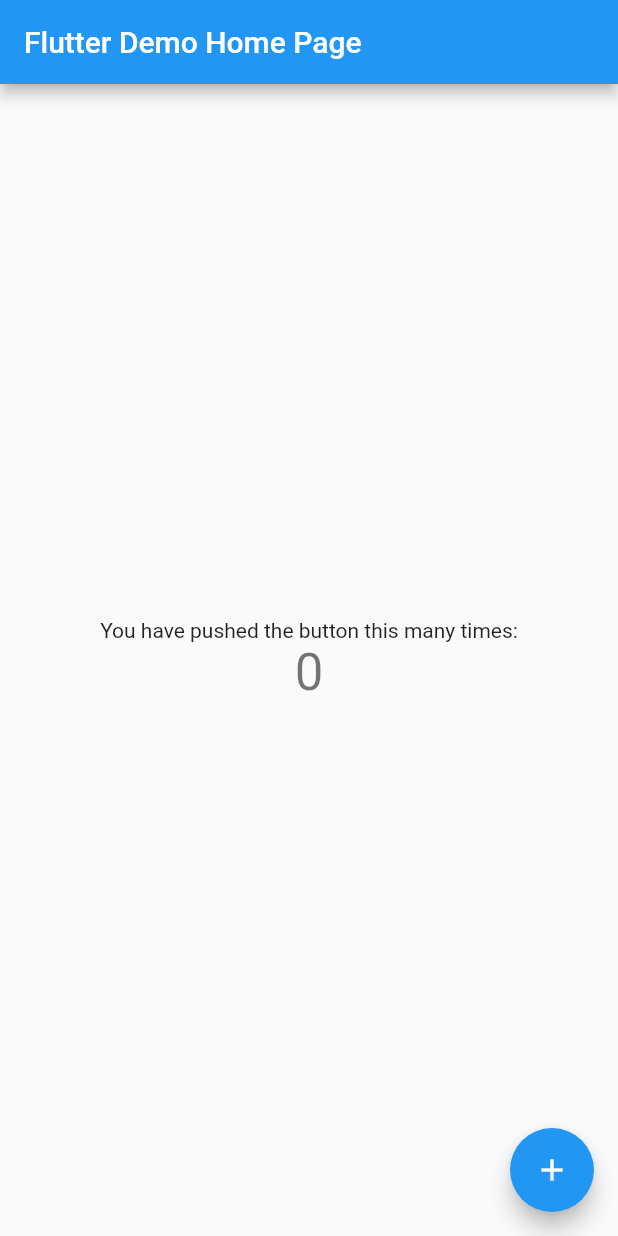
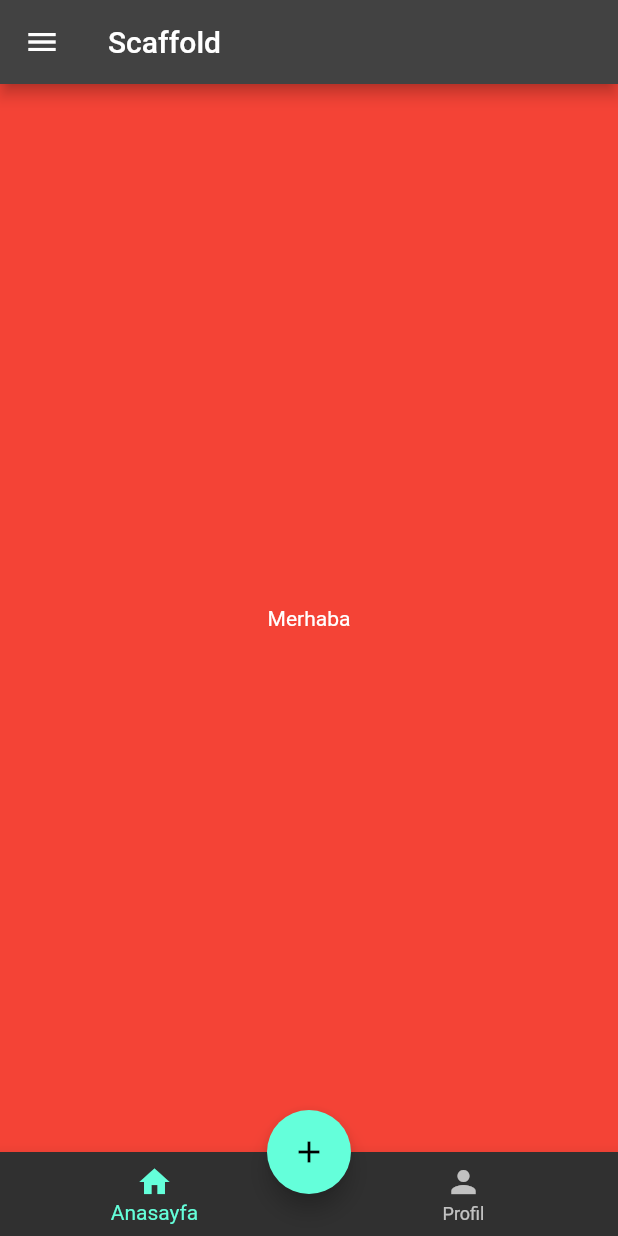
Before and after one commit to berkcangumusisik/100daysOfFlutter, a Flutter app: the screen it shows after launch, on a phone screen of 412 x 824 dp. Run offline on Flutter 3.47's test engine with Material 2 defaults, Android fonts, the phone set to English and light mode, and no system bars.

Commit message:
17. Gün Çalışmaları Eklendi

```diff
--- /dev/null
+++ b/flutter_full_learn/lib/101/scaffold_learn_view.dart
@@ -0,0 +1,35 @@
+import 'package:flutter/material.dart';
+
+class ScaffoldLearnView extends StatelessWidget {
+  const ScaffoldLearnView({super.key});
+
+  @override
+  Widget build(BuildContext context) {
+    return Scaffold(
+        appBar: AppBar(
+          title: const Text('Scaffold'),
+        ),
+        body: const Center(
+          child: Text('Merhaba'),
+        ),
+        backgroundColor: Colors.red,
+        floatingActionButton: FloatingActionButton(
+          onPressed: () {},
+          child: const Icon(Icons.add),
+        ),
+        floatingActionButtonLocation: FloatingActionButtonLocation.centerDocked,
+        drawer: const Drawer(),
+        bottomNavigationBar: BottomNavigationBar(
+          items: const [
+            BottomNavigationBarItem(
+              icon: Icon(Icons.home),
+              label: 'Anasayfa',
+            ),
+            BottomNavigationBarItem(
+              icon: Icon(Icons.person),
+              label: 'Profil',
+            ),
+          ],
+        ));
+  }
+}
--- a/flutter_full_learn/lib/main.dart
+++ b/flutter_full_learn/lib/main.dart
@@ -1,4 +1,7 @@
 import 'package:flutter/material.dart';
+
+import '101/container_sized_box_learn_view.dart';
+import '101/scaffold_learn_view.dart';
 
 void main() {
   runApp(const MyApp());
@@ -6,110 +9,13 @@ void main() {
 
 class MyApp extends StatelessWidget {
   const MyApp({super.key});
-
-  // This widget is the root of your application.
   @override
   Widget build(BuildContext context) {
     return MaterialApp(
-      title: 'Flutter Demo',
-      theme: ThemeData(
-        // This is the theme of your application.
-        //
-        // Try running your application with "flutter run". You'll see the
-        // application has a blue toolbar. Then, without quitting the app, try
-        // changing the primarySwatch below to Colors.green and then invoke
-        // "hot reload" (press "r" in the console where you ran "flutter run",
-        // or simply save your changes to "hot reload" in a Flutter IDE).
-        // Notice that the counter didn't reset back to zero; the application
-        // is not restarted.
-        primarySwatch: Colors.blue,
-      ),
-      home: const MyHomePage(title: 'Flutter Demo Home Page'),
-    );
-  }
-}
-
-class MyHomePage extends StatefulWidget {
-  const MyHomePage({super.key, required this.title});
-
-  // This widget is the home page of your application. It is stateful, meaning
-  // that it has a State object (defined below) that contains fields that affect
-  // how it looks.
-
-  // This class is the configuration for the state. It holds the values (in this
-  // case the title) provided by the parent (in this case the App widget) and
-  // used by the build method of the State. Fields in a Widget subclass are
-  // always marked "final".
-
-  final String title;
-
-  @override
-  State<MyHomePage> createState() => _MyHomePageState();
-}
-
-class _MyHomePageState extends State<MyHomePage> {
-  int _counter = 0;
-
-  void _incrementCounter() {
-    setState(() {
-      // This call to setState tells the Flutter framework that something has
-      // changed in this State, which causes it to rerun the build method below
-      // so that the display can reflect the updated values. If we changed
-      // _counter without calling setState(), then the build method would not be
-      // called again, and so nothing would appear to happen.
-      _counter++;
-    });
-  }
-
-  @override
-  Widget build(BuildContext context) {
-    // This method is rerun every time setState is called, for instance as done
-    // by the _incrementCounter method above.
-    //
-    // The Flutter framework has been optimized to make rerunning build methods
-    // fast, so that you can just rebuild anything that needs updating rather
-    // than having to individually change instances of widgets.
-    return Scaffold(
-      appBar: AppBar(
-        // Here we take the value from the MyHomePage object that was created by
-        // the App.build method, and use it to set our appbar title.
-        title: Text(widget.title),
-      ),
-      body: Center(
-        // Center is a layout widget. It takes a single child and positions it
-        // in the middle of the parent.
-        child: Column(
-          // Column is also a layout widget. It takes a list of children and
-          // arranges them vertically. By default, it sizes itself to fit its
-          // children horizontally, and tries to be as tall as its parent.
-          //
-          // Invoke "debug painting" (press "p" in the console, choose the
-          // "Toggle Debug Paint" action from the Flutter Inspector in Android
-          // Studio, or the "Toggle Debug Paint" command in Visual Studio Code)
-          // to see the wireframe for each widget.
-          //
-          // Column has various properties to control how it sizes itself and
-          // how it positions its children. Here we use mainAxisAlignment to
-          // center the children vertically; the main axis here is the vertical
-          // axis because Columns are vertical (the cross axis would be
-          // horizontal).
-          mainAxisAlignment: MainAxisAlignment.center,
-          children: <Widget>[
-            const Text(
-              'You have pushed the button this many times:',
-            ),
-            Text(
-              '$_counter',
-              style: Theme.of(context).textTheme.headlineMedium,
-            ),
-          ],
-        ),
-      ),
-      floatingActionButton: FloatingActionButton(
-        onPressed: _incrementCounter,
-        tooltip: 'Increment',
-        child: const Icon(Icons.add),
-      ), // This trailing comma makes auto-formatting nicer for build methods.
+      title: 'Flutter ',
+      theme: ThemeData.dark(),
+      home: ScaffoldLearnView(),
+      debugShowCheckedModeBanner: false,
     );
   }
 }
@@ -125,5 +31,12 @@ Flutter
 - pubspec.yaml dosyası projemizin paket yöneticisidir. (dependencies)
 - android, ios, linux, macos, web, windows klasörleri projemizin platformlarıdır.
 - lib klasörü projemizin kodlarının bulunduğu kısımdır.
-
+ MaterialApp
+- MaterialApp widget'ı projemizin ana widget'ıdır.
+- Projemizin temelini oluşturur.
+- title: Uygulamamızın başlığını belirler.
+- theme: Uygulamamızın temasını belirler.
+- home: Uygulamamızın ana sayfasını belirler.
+- debugShowCheckedModeBanner: Debug modunda uygulamamızın sağ üst köşesindeki debug yazısını kaldırır.
+- Projede 1 tane MaterialApp widget'ı olur.
 */
```
Also changed, not shown: flutter_full_learn/lib/101/container_sized_box_learn_view.dart (added, +74 -0 lines), flutter_full_learn/lib/101/text_learn_view.dart (added, +97 -0 lines), 2 other files.
